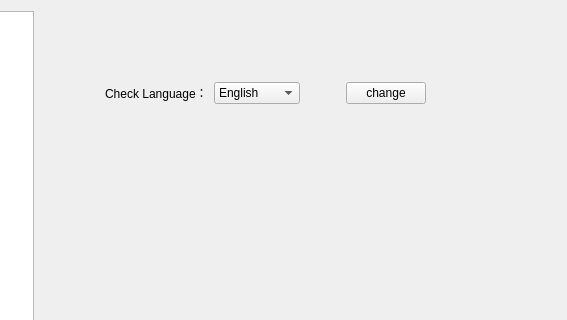
First picture: the form in configure.ui, repository hgoldfish/lafdup, before the edit; both pictures show x 107 to 674 and y 0 to 320 of the 674 by 482 pixel window.
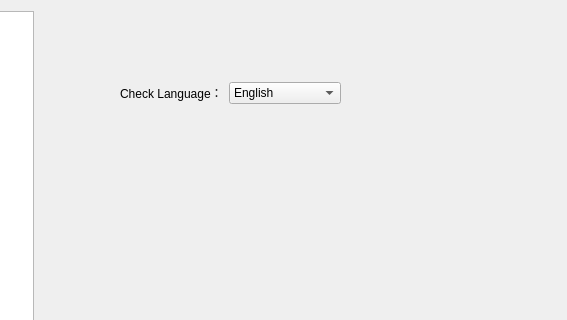
Second picture: the form after the edit. The open tabs and pages were chosen to show the change. Icons and pictures are not drawn.

```diff
--- a/configure.ui
+++ b/configure.ui
@@ -703,11 +703,11 @@
           <rect>
            <x>40</x>
            <y>70</y>
-           <width>371</width>
+           <width>301</width>
            <height>24</height>
           </rect>
          </property>
-         <layout class="QHBoxLayout" name="horizontalLayout_9" stretch="0,3,2,0,1,0">
+         <layout class="QHBoxLayout" name="horizontalLayout_9" stretch="0,3,2,0">
           <item>
            <spacer name="horizontalSpacer_11">
             <property name="orientation">
@@ -770,32 +770,6 @@
             </property>
            </spacer>
           </item>
-          <item>
-           <widget class="QPushButton" name="btnChangeLanguage">
-            <property name="sizePolicy">
-             <sizepolicy hsizetype="Fixed" vsizetype="Fixed">
-              <horstretch>0</horstretch>
-              <verstretch>0</verstretch>
-             </sizepolicy>
-            </property>
-            <property name="text">
-             <string>change</string>
-            </property>
-           </widget>
-          </item>
-          <item>
-           <spacer name="horizontalSpacer_12">
-            <property name="orientation">
-             <enum>Qt::Horizontal</enum>
-            </property>
-            <property name="sizeHint" stdset="0">
-             <size>
-              <width>40</width>
-              <height>20</height>
-             </size>
-            </property>
-           </spacer>
-          </item>
          </layout>
         </widget>
        </widget>
```
Left out of the diff: 2 changed lines with no effect on the pictures.
